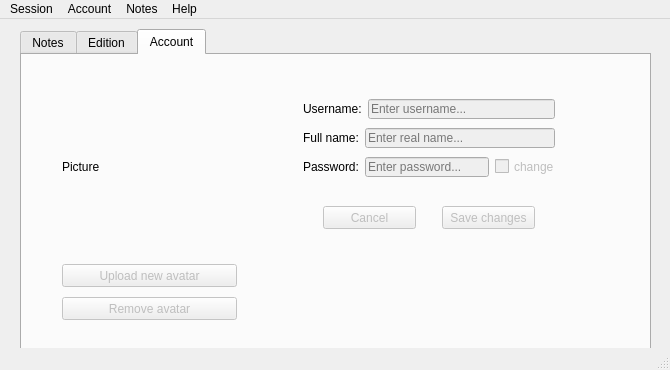
alucebur/notebird, file notebird/windows/interfaces/crud.ui: the form before one commit.
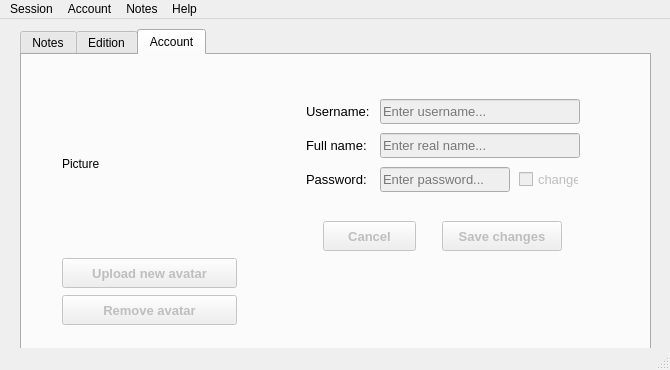
The form after the commit. The open tabs and pages were chosen to show the change. Icons and pictures are not drawn. Custom widgets are drawn as their Qt base class.

```diff
--- a/notebird/windows/interfaces/crud.ui
+++ b/notebird/windows/interfaces/crud.ui
@@ -518,9 +518,16 @@
          <property name="maximumSize">
           <size>
            <width>175</width>
-           <height>23</height>
+           <height>30</height>
           </size>
          </property>
+         <property name="font">
+          <font>
+           <pointsize>10</pointsize>
+           <weight>75</weight>
+           <bold>true</bold>
+          </font>
+         </property>
          <property name="text">
           <string>Upload new avatar</string>
          </property>
@@ -534,9 +541,16 @@
          <property name="maximumSize">
           <size>
            <width>175</width>
-           <height>23</height>
+           <height>30</height>
           </size>
          </property>
+         <property name="font">
+          <font>
+           <pointsize>10</pointsize>
+           <weight>75</weight>
+           <bold>true</bold>
+          </font>
+         </property>
          <property name="text">
           <string>Remove avatar</string>
          </property>
@@ -549,8 +563,8 @@
        <rect>
         <x>281</x>
         <y>41</y>
-        <width>252</width>
-        <height>137</height>
+        <width>281</width>
+        <height>167</height>
        </rect>
       </property>
       <layout class="QVBoxLayout" name="verticalLayout_3">
@@ -558,6 +572,23 @@
         <layout class="QHBoxLayout" name="horizontalLayout_8">
          <item>
           <widget class="QLabel" name="username_label_2">
+           <property name="minimumSize">
+            <size>
+             <width>65</width>
+             <height>20</height>
+            </size>
+           </property>
+           <property name="maximumSize">
+            <size>
+             <width>65</width>
+             <height>20</height>
+            </size>
+           </property>
+           <property name="font">
+            <font>
+             <pointsize>10</pointsize>
+            </font>
+           </property>
            <property name="text">
             <string>Username:</string>
            </property>
@@ -568,12 +599,23 @@
            <property name="enabled">
             <bool>false</bool>
            </property>
+           <property name="minimumSize">
+            <size>
+             <width>0</width>
+             <height>25</height>
+            </size>
+           </property>
            <property name="maximumSize">
             <size>
-             <width>194</width>
-             <height>20</height>
+             <width>200</width>
+             <height>25</height>
             </size>
            </property>
+           <property name="font">
+            <font>
+             <pointsize>10</pointsize>
+            </font>
+           </property>
            <property name="placeholderText">
             <string>Enter username...</string>
            </property>
@@ -585,6 +627,23 @@
         <layout class="QHBoxLayout" name="horizontalLayout_2">
          <item>
           <widget class="QLabel" name="name_label_2">
+           <property name="minimumSize">
+            <size>
+             <width>65</width>
+             <height>20</height>
+            </size>
+           </property>
+           <property name="maximumSize">
+            <size>
+             <width>65</width>
+             <height>20</height>
+            </size>
+           </property>
+           <property name="font">
+            <font>
+             <pointsize>10</pointsize>
+            </font>
+           </property>
            <property name="text">
             <string>Full name:</string>
            </property>
@@ -595,12 +654,23 @@
            <property name="enabled">
             <bool>false</bool>
            </property>
+           <property name="minimumSize">
+            <size>
+             <width>0</width>
+             <height>25</height>
+            </size>
+           </property>
            <property name="maximumSize">
             <size>
-             <width>194</width>
-             <height>20</height>
+             <width>200</width>
+             <height>25</height>
             </size>
            </property>
+           <property name="font">
+            <font>
+             <pointsize>10</pointsize>
+            </font>
+           </property>
            <property name="placeholderText">
             <string>Enter real name...</string>
            </property>
@@ -610,8 +680,28 @@
        </item>
        <item>
         <layout class="QHBoxLayout" name="horizontalLayout_6">
+         <property name="bottomMargin">
+          <number>0</number>
+         </property>
          <item>
           <widget class="QLabel" name="pwd_label_2">
+           <property name="minimumSize">
+            <size>
+             <width>65</width>
+             <height>20</height>
+            </size>
+           </property>
+           <property name="maximumSize">
+            <size>
+             <width>65</width>
+             <height>20</height>
+            </size>
+           </property>
+           <property name="font">
+            <font>
+             <pointsize>10</pointsize>
+            </font>
+           </property>
            <property name="text">
             <string>Password:</string>
            </property>
@@ -622,12 +712,23 @@
            <property name="enabled">
             <bool>false</bool>
            </property>
+           <property name="minimumSize">
+            <size>
+             <width>0</width>
+             <height>25</height>
+            </size>
+           </property>
            <property name="maximumSize">
             <size>
-             <width>128</width>
-             <height>20</height>
+             <width>130</width>
+             <height>25</height>
             </size>
            </property>
+           <property name="font">
+            <font>
+             <pointsize>10</pointsize>
+            </font>
+           </property>
            <property name="echoMode">
             <enum>QLineEdit::Password</enum>
            </property>
@@ -647,6 +748,11 @@
              <height>17</height>
             </size>
            </property>
+           <property name="font">
+            <font>
+             <pointsize>10</pointsize>
+            </font>
+           </property>
            <property name="text">
             <string>change</string>
            </property>
@@ -669,17 +775,33 @@
        </item>
        <item>
         <layout class="QHBoxLayout" name="horizontalLayout_13">
+         <property name="bottomMargin">
+          <number>5</number>
+         </property>
          <item>
           <widget class="QPushButton" name="btn_discard_changes">
            <property name="enabled">
             <bool>false</bool>
            </property>
+           <property name="minimumSize">
+            <size>
+             <width>93</width>
+             <height>30</height>
+            </size>
+           </property>
            <property name="maximumSize">
             <size>
              <width>93</width>
-             <height>23</height>
+             <height>30</height>
             </size>
            </property>
+           <property name="font">
+            <font>
+             <pointsize>10</pointsize>
+             <weight>75</weight>
+             <bold>true</bold>
+            </font>
+           </property>
            <property name="text">
             <string>Cancel</string>
            </property>
@@ -690,12 +812,25 @@
            <property name="enabled">
             <bool>false</bool>
            </property>
+           <property name="minimumSize">
+            <size>
+             <width>120</width>
+             <height>30</height>
+            </size>
+           </property>
            <property name="maximumSize">
             <size>
-             <width>93</width>
-             <height>23</height>
+             <width>120</width>
+             <height>30</height>
             </size>
            </property>
+           <property name="font">
+            <font>
+             <pointsize>10</pointsize>
+             <weight>75</weight>
+             <bold>true</bold>
+            </font>
+           </property>
            <property name="text">
             <string>Save changes</string>
            </property>
@@ -710,10 +845,17 @@
        <rect>
         <x>280</x>
         <y>210</y>
-        <width>251</width>
+        <width>281</width>
         <height>16</height>
        </rect>
       </property>
+      <property name="font">
+       <font>
+        <pointsize>10</pointsize>
+        <weight>75</weight>
+        <bold>true</bold>
+       </font>
+      </property>
       <property name="styleSheet">
        <string notr="true">.QLabel {
     color: #ca0000;
```
Left out of the diff: 246 changed lines with no effect on the pictures.
